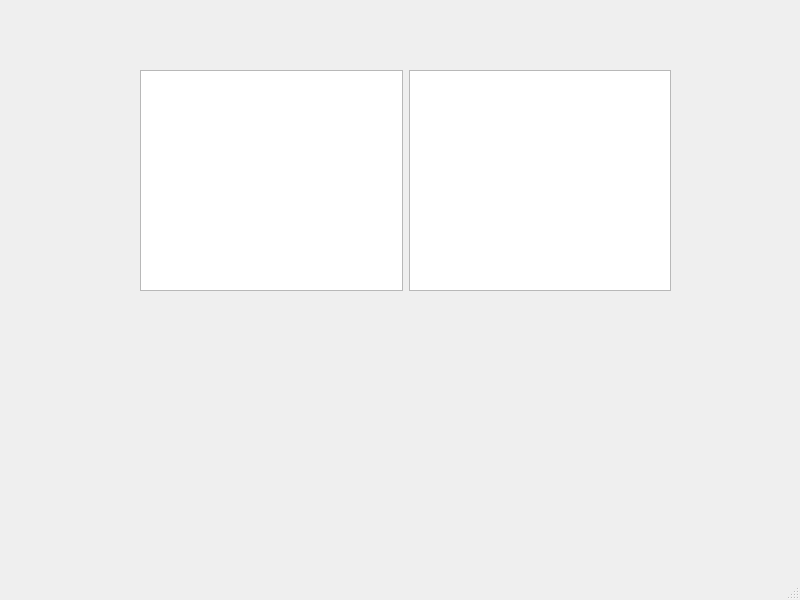
The window that mainwindow.ui (CIoudkicker/MyLab3_1) describes before a commit, drawn with Qt 5.
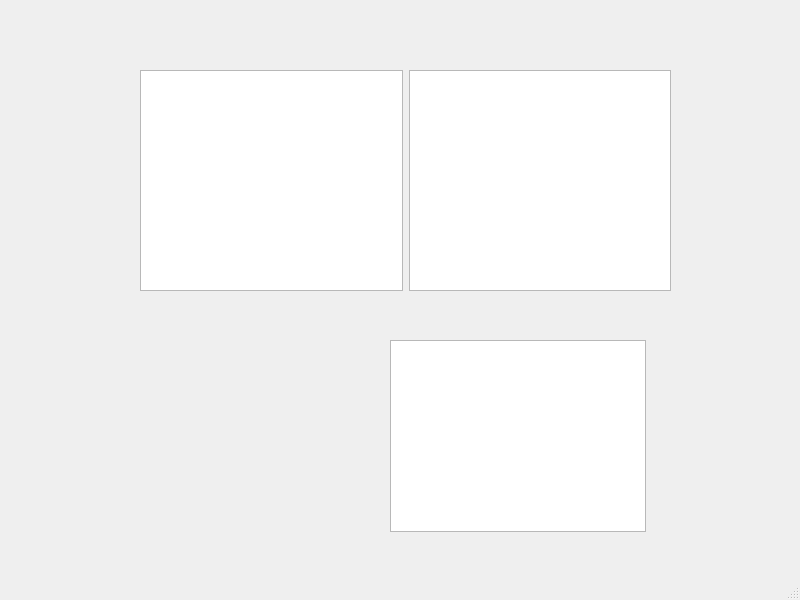
The same window after the commit.

```diff
--- a/mainwindow.ui
+++ b/mainwindow.ui
@@ -32,6 +32,16 @@
      </item>
     </layout>
    </widget>
+   <widget class="QTreeView" name="treeView_2">
+    <property name="geometry">
+     <rect>
+      <x>390</x>
+      <y>340</y>
+      <width>256</width>
+      <height>192</height>
+     </rect>
+    </property>
+   </widget>
   </widget>
   <widget class="QMenuBar" name="menubar">
    <property name="geometry">
```
